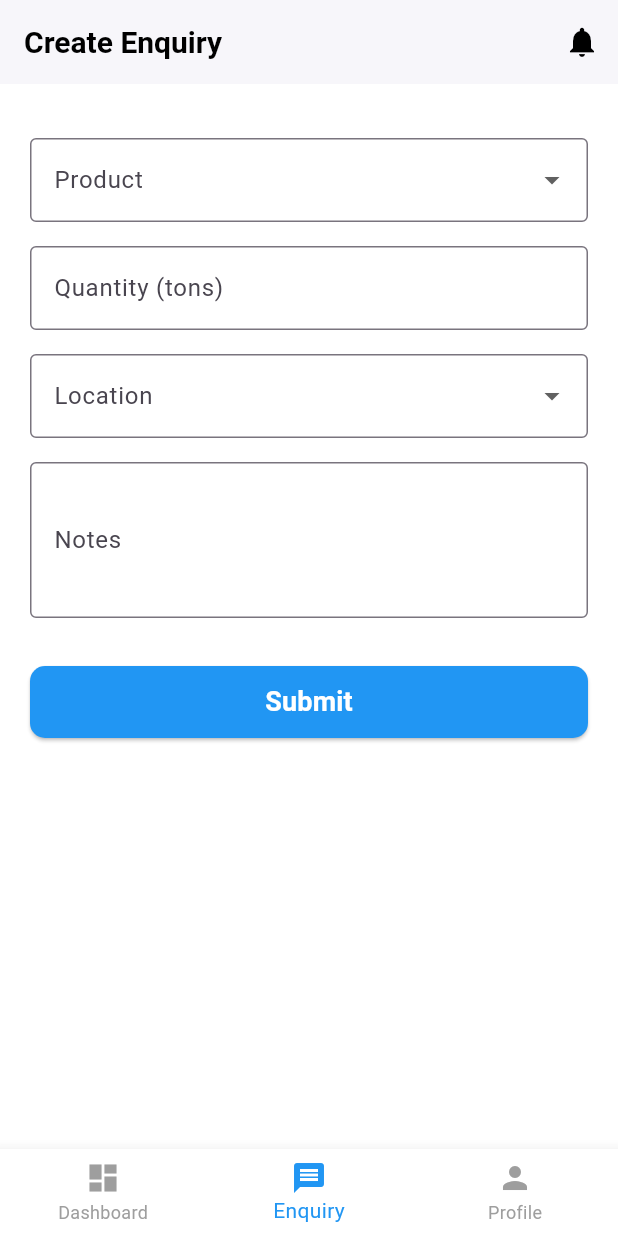
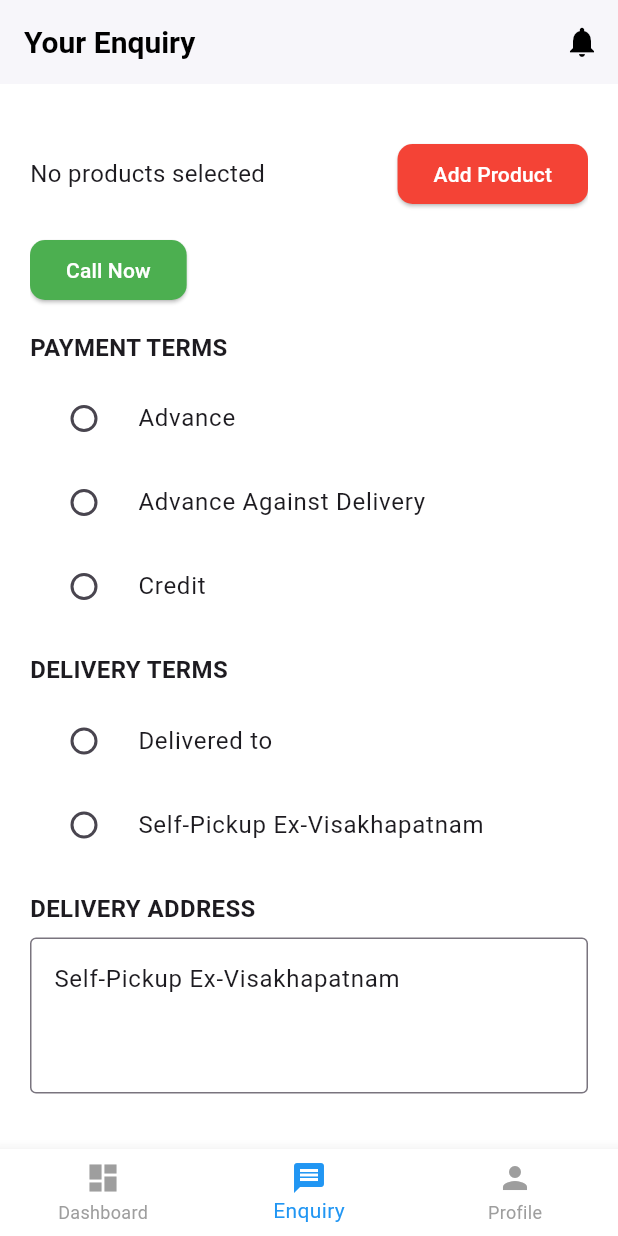
Before and after one commit to F9info/steelbudy-new, a Flutter app: the CreateEnquiryScreen screen opened by its route, on a phone screen of 412 x 824 dp. Run offline on Flutter 3.47's test engine with Material 3 defaults, Android fonts, the phone set to English and light mode, and no system bars; our stand-ins replace flutter_riverpod, flutter_svg, image_picker, shared_preferences; accounts and stored records are empty; project files that could hold a hidden picture were left out.

Commit message:
create enquery screen added

```diff
--- a/analysis_options.yaml
+++ b/analysis_options.yaml
@@ -18,6 +18,7 @@ analyzer:
     prefer_final_fields: ignore
     sort_child_properties_last: ignore
     unnecessary_cast: ignore
+    unnecessary_to_list_in_spreads: ignore
     unused_element: ignore
     unused_field: ignore
     unused_local_variable: ignore
--- a/lib/features/screens/create_enquiry_screen.dart
+++ b/lib/features/screens/create_enquiry_screen.dart
@@ -1,3 +1,5 @@
+// ignore_for_file: unnecessary_to_list_in_spreads
+
 import 'package:flutter/material.dart';
 import 'package:steel_budy/features/layout/layout.dart';
 
@@ -10,10 +12,13 @@ class CreateEnquiryScreen extends StatefulWidget {
 
 class _CreateEnquiryScreenState extends State<CreateEnquiryScreen> {
   final _formKey = GlobalKey<FormState>();
-  String? _selectedProduct;
-  String? _quantity;
-  String? _selectedLocation;
-  String? _notes;
+  String? _selectedPaymentTerm;
+  String? _creditDays;
+  String? _selectedDeliveryTerm;
+  String? _deliveryAddress;
+  String? _selectedDeliveryCondition;
+  String? _selectedDeliveryDate;
+  String? _withinDays;
 
   // State for bottom navigation
   int _selectedIndex = 1; // Default to Enquiry tab
@@ -22,28 +27,16 @@ class _CreateEnquiryScreenState extends State<CreateEnquiryScreen> {
       _selectedIndex = index;
     });
     if (index == 0) {
-      // Navigate to Dashboard
       Navigator.pushReplacementNamed(context, '/dashboard');
-    } else if (index == 1) {
-      // Stay on Enquiry
     } else if (index == 2) {
-      // Navigate to Profile
       Navigator.pushNamed(context, '/profile');
     }
   }
 
-  final List<String> _products = [
-    '10MM REBAR',
-    '12MM REBAR',
-    '16MM REBAR',
-    '19MM REBAR',
-    '20MM REBAR',
-    '25MM REBAR',
-    '32MM REBAR',
-    '8MM REBAR',
-    'BINDING WIRE'
-  ];
-  final List<String> _locations = ['Vizag', 'Hyderabad', 'Vijayawada', 'Chennai'];
+  final List<String> _paymentTerms = ['Advance', 'Advance Against Delivery', 'Credit'];
+  final List<String> _deliveryTerms = ['Delivered to', 'Self-Pickup Ex-Visakhapatnam'];
+  final List<String> _deliveryConditions = ['Bend', 'Straight'];
+  final List<String> _deliveryDates = ['Immediate', 'Within'];
 
   void _showBottomPopup(BuildContext context) {
     showModalBottomSheet(
@@ -99,8 +92,8 @@ class _CreateEnquiryScreenState extends State<CreateEnquiryScreen> {
   Widget build(BuildContext context) {
     return Scaffold(
       body: Layout(
-        appBarTitle: 'Create Enquiry', // Added required appBarTitle
-        initialIndex: _selectedIndex, // Added initialIndex to match Layout requirements
+        appBarTitle: 'Your Enquiry',
+        initialIndex: _selectedIndex,
         child: Padding(
           padding: const EdgeInsets.all(20.0),
           child: Form(
@@ -110,58 +103,138 @@ class _CreateEnquiryScreenState extends State<CreateEnquiryScreen> {
                 crossAxisAlignment: CrossAxisAlignment.start,
                 children: [
                   const SizedBox(height: 16),
-                  DropdownButtonFormField<String>(
-                    decoration: const InputDecoration(
-                      labelText: 'Product',
-                      border: OutlineInputBorder(),
+                  Row(
+                    mainAxisAlignment: MainAxisAlignment.spaceBetween,
+                    children: [
+                      const Text(
+                        'No products selected',
+                        style: TextStyle(fontSize: 16),
                       ),
-                    items: _products
-                        .map((product) => DropdownMenuItem(
-                              value: product,
-                              child: Text(product),
-                            ))
-                        .toList(),
-                    value: _selectedProduct,
-                    onChanged: (value) => setState(() => _selectedProduct = value),
-                    validator: (value) =>
-                        value == null ? 'Please select a product' : null,
+                      ElevatedButton(
+                        style: ElevatedButton.styleFrom(
+                          backgroundColor: Colors.red,
+                          shape: RoundedRectangleBorder(
+                            borderRadius: BorderRadius.circular(10),
+                          ),
+                        ),
+                        onPressed: () {},
+                        child: const Text(
+                          'Add Product',
+                          style: TextStyle(color: Colors.white),
+                        ),
+                      ),
+                    ],
                   ),
                   const SizedBox(height: 16),
+                  ElevatedButton(
+                    style: ElevatedButton.styleFrom(
+                      backgroundColor: Colors.green,
+                      shape: RoundedRectangleBorder(
+                        borderRadius: BorderRadius.circular(10),
+                      ),
+                    ),
+                    onPressed: () {},
+                    child: const Text(
+                      'Call Now',
+                      style: TextStyle(color: Colors.white),
+                    ),
+                  ),
+                  const SizedBox(height: 16),
+                  const Text(
+                    'PAYMENT TERMS',
+                    style: TextStyle(fontWeight: FontWeight.bold, fontSize: 16),
+                  ),
+                  const SizedBox(height: 8),
+                  ..._paymentTerms.map((term) {
+                    return RadioListTile<String>(
+                      title: Text(term),
+                      value: term,
+                      groupValue: _selectedPaymentTerm,
+                      onChanged: (value) => setState(() => _selectedPaymentTerm = value),
+                      activeColor: Colors.purple,
+                    );
+                  }).toList(),
+                  if (_selectedPaymentTerm == 'Credit')
                     TextFormField(
                       decoration: const InputDecoration(
-                      labelText: 'Quantity (tons)',
+                        labelText: 'Days',
                         border: OutlineInputBorder(),
                       ),
                       keyboardType: TextInputType.number,
-                    onChanged: (val) => _quantity = val,
+                      onChanged: (val) => _creditDays = val,
                       validator: (val) =>
-                        val == null || val.isEmpty ? 'Enter quantity' : null,
+                          val == null || val.isEmpty ? 'Enter credit days' : null,
                     ),
                   const SizedBox(height: 16),
-                  DropdownButtonFormField<String>(
+                  const Text(
+                    'DELIVERY TERMS',
+                    style: TextStyle(fontWeight: FontWeight.bold, fontSize: 16),
+                  ),
+                  const SizedBox(height: 8),
+                  ..._deliveryTerms.map((term) {
+                    return RadioListTile<String>(
+                      title: Text(term),
+                      value: term,
+                      groupValue: _selectedDeliveryTerm,
+                      onChanged: (value) => setState(() => _selectedDeliveryTerm = value),
+                      activeColor: Colors.purple,
+                    );
+                  }).toList(),
+                  const SizedBox(height: 16),
+                  const Text(
+                    'DELIVERY ADDRESS',
+                    style: TextStyle(fontWeight: FontWeight.bold, fontSize: 16),
+                  ),
+                  const SizedBox(height: 8),
+                  TextFormField(
                     decoration: const InputDecoration(
-                      labelText: 'Location',
                       border: OutlineInputBorder(),
                     ),
-                    items: _locations
-                        .map((loc) => DropdownMenuItem(
-                              value: loc,
-                              child: Text(loc),
-                            ))
-                        .toList(),
-                    value: _selectedLocation,
-                    onChanged: (value) => setState(() => _selectedLocation = value),
-                    validator: (value) =>
-                        value == null ? 'Please select a location' : null,
+                    initialValue: 'Self-Pickup Ex-Visakhapatnam',
+                    maxLines: 3,
+                    onChanged: (val) => _deliveryAddress = val,
                   ),
                   const SizedBox(height: 16),
+                  const Text(
+                    'DELIVERY CONDITION',
+                    style: TextStyle(fontWeight: FontWeight.bold, fontSize: 16),
+                  ),
+                  const SizedBox(height: 8),
+                  ..._deliveryConditions.map((condition) {
+                    return RadioListTile<String>(
+                      title: Text(condition),
+                      value: condition,
+                      groupValue: _selectedDeliveryCondition,
+                      onChanged: (value) =>
+                          setState(() => _selectedDeliveryCondition = value),
+                      activeColor: Colors.purple,
+                    );
+                  }).toList(),
+                  const SizedBox(height: 16),
+                  const Text(
+                    'DELIVERY DATE',
+                    style: TextStyle(fontWeight: FontWeight.bold, fontSize: 16),
+                  ),
+                  const SizedBox(height: 8),
+                  ..._deliveryDates.map((date) {
+                    return RadioListTile<String>(
+                      title: Text(date),
+                      value: date,
+                      groupValue: _selectedDeliveryDate,
+                      onChanged: (value) => setState(() => _selectedDeliveryDate = value),
+                      activeColor: Colors.purple,
+                    );
+                  }).toList(),
+                  if (_selectedDeliveryDate == 'Within')
                     TextFormField(
                       decoration: const InputDecoration(
-                      labelText: 'Notes',
+                        labelText: 'Days',
                         border: OutlineInputBorder(),
                       ),
-                    maxLines: 3,
-                    onChanged: (val) => _notes = val,
+                      keyboardType: TextInputType.number,
+                      onChanged: (val) => _withinDays = val,
+                      validator: (val) =>
+                          val == null || val.isEmpty ? 'Enter days' : null,
                     ),
                   const SizedBox(height: 32),
                   SizedBox(
@@ -171,7 +244,8 @@ class _CreateEnquiryScreenState extends State<CreateEnquiryScreen> {
                       style: ElevatedButton.styleFrom(
                         backgroundColor: Colors.blue,
                         shape: RoundedRectangleBorder(
-                            borderRadius: BorderRadius.circular(10)),
+                          borderRadius: BorderRadius.circular(10),
+                        ),
                       ),
                       onPressed: () {
                         if (_formKey.currentState!.validate()) {
@@ -181,11 +255,14 @@ class _CreateEnquiryScreenState extends State<CreateEnquiryScreen> {
                           Navigator.pop(context);
                         }
                       },
-                      child: const Text('Submit',
+                      child: const Text(
+                        'Submit Enquiry',
                         style: TextStyle(
                           fontSize: 18,
                           color: Colors.white,
-                              fontWeight: FontWeight.bold)),
+                          fontWeight: FontWeight.bold,
+                        ),
+                      ),
                     ),
                   ),
                 ],
--- a/lib/services/api_service.dart
+++ b/lib/services/api_service.dart
@@ -1,3 +1,5 @@
+// ignore_for_file: unnecessary_type_check
+
 import 'dart:convert';
 import 'package:http/http.dart' as http;
 import 'dart:io';
```
Lines whose indentation alone changed are shown as unchanged.
